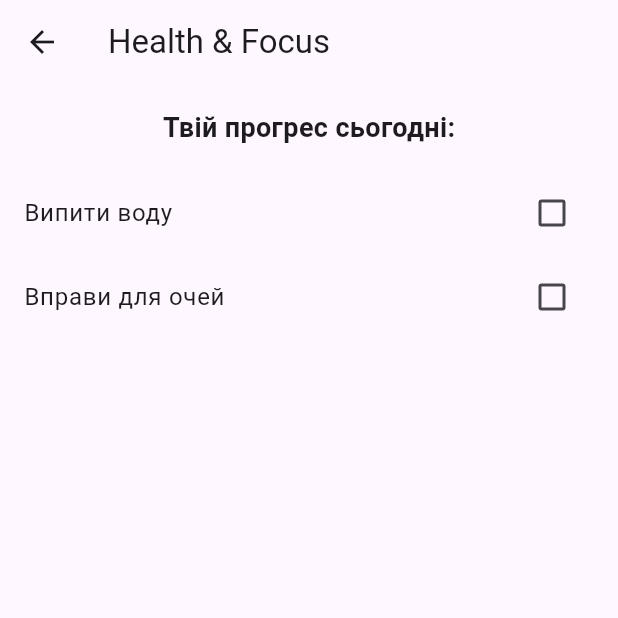
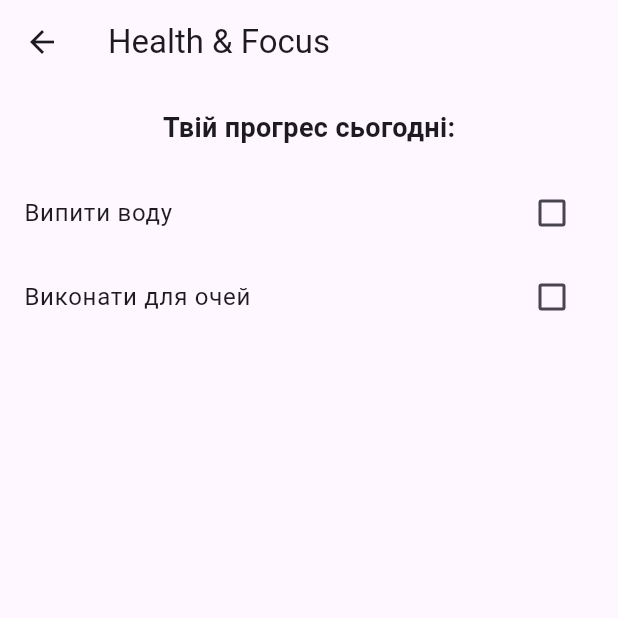
Before and after one commit to dmytroprotsenko1-lang/MICT, a Flutter app: the HealthScreen screen opened directly, on a phone screen of 412 x 824 dp, the top half of it. Run offline on Flutter 3.47's test engine with Material 3 defaults, Android fonts, the phone set to English and light mode, and no system bars.

Commit message:
Update health examples

```diff
--- a/lib/screens/health.dart
+++ b/lib/screens/health.dart
@@ -10,7 +10,7 @@ class HealthScreen extends StatefulWidget {
 class _HealthScreenState extends State<HealthScreen> {
   final List<Map<String, dynamic>> _habits = [
     {'title': 'Випити воду', 'completed': false},
-    {'title': 'Вправи для очей', 'completed': false},
+    {'title': 'Виконати для очей', 'completed': false},
   ];
 
   void _addHabit() {
```
